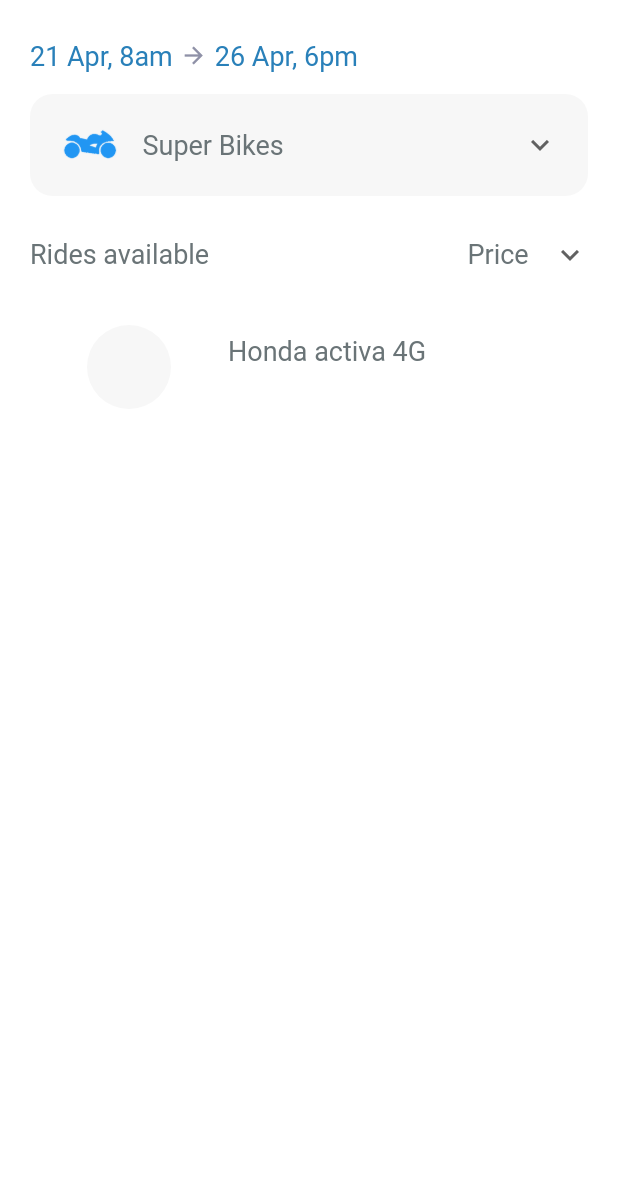
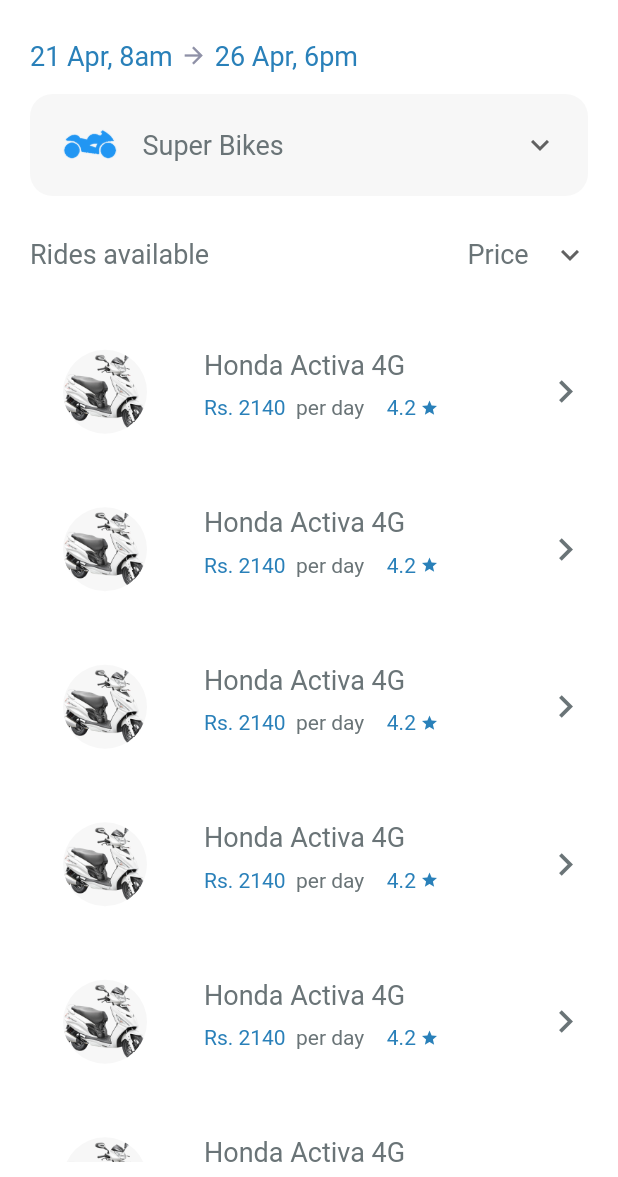
Before and after one commit to codingbbq/bike_rental_app, a Flutter app: the SearchBikeList screen opened by its route, on a phone screen of 412 x 824 dp, the part 59-1236 px from its top. Run offline on Flutter 3.47's test engine with Material 2 defaults, Android fonts, the phone set to English and light mode, and no system bars.

Commit message:
Bike search and bike profile page

```diff
--- /dev/null
+++ b/lib/models/search_bikes.dart
@@ -0,0 +1,143 @@
+class BikeSearch {
+  final String name;
+  final int price;
+  final double rating;
+  final List<String> images;
+  final String about;
+  final String location;
+  final String terms;
+
+  BikeSearch({
+    this.name,
+    this.price,
+    this.rating,
+    this.images,
+    this.about,
+    this.location,
+    this.terms
+  });
+}
+
+final BikeSearch bikeone = BikeSearch(
+  name: "Honda Activa 4G",
+  price: 2140,
+  rating: 4.2,
+  images: [
+    "assets/images/bikes/activa.png",
+    "assets/images/bikes/activa2.png",
+    "assets/images/bikes/activa3.png",
+  ],
+  about: "Lorem Ipsum is simply dummy text of the printing and typesetting industry. Lorem Ipsum has been the industry's standard dummy text ever since the 1500s, when an unknown printer took a galley of type and scrambled it to make a type specimen book. It has survived not only five centuries, but also the leap into electronic typesetting, remaining essentially unchanged. ",
+  location: "randomised words which don't look even slightly",
+  terms: "It is a long established fact that a reader will be distracted by the readable content of a page when looking at its layout. The point of using Lorem Ipsum is that it has a more-or-less normal distribution of letters, as opposed to using 'Content here, content here', making it look like readable English. Many desktop publishing packages and web page editors now use Lorem Ipsum as their default model text, and a search for 'lorem ipsum' will uncover many web sites still in their infancy. "
+);
+
+
+final BikeSearch biketwo = BikeSearch(
+  name: "Honda Activa 4G",
+  price: 2140,
+  rating: 4.2,
+  images: [
+    "assets/images/bikes/activa.png",
+    "assets/images/bikes/activa2.png",
+    "assets/images/bikes/activa3.png",
+  ],
+  about: "Lorem Ipsum is simply dummy text of the printing and typesetting industry. Lorem Ipsum has been the industry's standard dummy text ever since the 1500s, when an unknown printer took a galley of type and scrambled it to make a type specimen book. It has survived not only five centuries, but also the leap into electronic typesetting, remaining essentially unchanged. ",
+  location: "randomised words which don't look even slightly",
+  terms: "It is a long established fact that a reader will be distracted by the readable content of a page when looking at its layout. The point of using Lorem Ipsum is that it has a more-or-less normal distribution of letters, as opposed to using 'Content here, content here', making it look like readable English. Many desktop publishing packages and web page editors now use Lorem Ipsum as their default model text, and a search for 'lorem ipsum' will uncover many web sites still in their infancy. "
+);
+
+final BikeSearch bikethree = BikeSearch(
+  name: "Honda Activa 4G",
+  price: 2140,
+  rating: 4.2,
+  images: [
+    "assets/images/bikes/activa.png",
+    "assets/images/bikes/activa2.png",
+    "assets/images/bikes/activa3.png",
+  ],
+  about: "Lorem Ipsum is simply dummy text of the printing and typesetting industry. Lorem Ipsum has been the industry's standard dummy text ever since the 1500s, when an unknown printer took a galley of type and scrambled it to make a type specimen book. It has survived not only five centuries, but also the leap into electronic typesetting, remaining essentially unchanged. ",
+  location: "randomised words which don't look even slightly",
+  terms: "It is a long established fact that a reader will be distracted by the readable content of a page when looking at its layout. The point of using Lorem Ipsum is that it has a more-or-less normal distribution of letters, as opposed to using 'Content here, content here', making it look like readable English. Many desktop publishing packages and web page editors now use Lorem Ipsum as their default model text, and a search for 'lorem ipsum' will uncover many web sites still in their infancy. "
+);
+
+final BikeSearch bikefour = BikeSearch(
+  name: "Honda Activa 4G",
+  price: 2140,
+  rating: 4.2,
+  images: [
+    "assets/images/bikes/activa.png",
+    "assets/images/bikes/activa2.png",
+    "assets/images/bikes/activa3.png",
+  ],
+  about: "Lorem Ipsum is simply dummy text of the printing and typesetting industry. Lorem Ipsum has been the industry's standard dummy text ever since the 1500s, when an unknown printer took a galley of type and scrambled it to make a type specimen book. It has survived not only five centuries, but also the leap into electronic typesetting, remaining essentially unchanged. ",
+  location: "randomised words which don't look even slightly",
+  terms: "It is a long established fact that a reader will be distracted by the readable content of a page when looking at its layout. The point of using Lorem Ipsum is that it has a more-or-less normal distribution of letters, as opposed to using 'Content here, content here', making it look like readable English. Many desktop publishing packages and web page editors now use Lorem Ipsum as their default model text, and a search for 'lorem ipsum' will uncover many web sites still in their infancy. "
+);
+
+final BikeSearch bikefive = BikeSearch(
+  name: "Honda Activa 4G",
+  price: 2140,
+  rating: 4.2,
+  images: [
+    "assets/images/bikes/activa.png",
+    "assets/images/bikes/activa2.png",
+    "assets/images/bikes/activa3.png",
+  ],
+  about: "Lorem Ipsum is simply dummy text of the printing and typesetting industry. Lorem Ipsum has been the industry's standard dummy text ever since the 1500s, when an unknown printer took a galley of type and scrambled it to make a type specimen book. It has survived not only five centuries, but also the leap into electronic typesetting, remaining essentially unchanged. ",
+  location: "randomised words which don't look even slightly",
+  terms: "It is a long established fact that a reader will be distracted by the readable content of a page when looking at its layout. The point of using Lorem Ipsum is that it has a more-or-less normal distribution of letters, as opposed to using 'Content here, content here', making it look like readable English. Many desktop publishing packages and web page editors now use Lorem Ipsum as their default model text, and a search for 'lorem ipsum' will uncover many web sites still in their infancy. "
+);
+
+final BikeSearch bikesix = BikeSearch(
+  name: "Honda Activa 4G",
+  price: 2140,
+  rating: 4.2,
+  images: [
+    "assets/images/bikes/activa.png",
+    "assets/images/bikes/activa2.png",
+    "assets/images/bikes/activa3.png",
+  ],
+  about: "Lorem Ipsum is simply dummy text of the printing and typesetting industry. Lorem Ipsum has been the industry's standard dummy text ever since the 1500s, when an unknown printer took a galley of type and scrambled it to make a type specimen book. It has survived not only five centuries, but also the leap into electronic typesetting, remaining essentially unchanged. ",
+  location: "randomised words which don't look even slightly",
+  terms: "It is a long established fact that a reader will be distracted by the readable content of a page when looking at its layout. The point of using Lorem Ipsum is that it has a more-or-less normal distribution of letters, as opposed to using 'Content here, content here', making it look like readable English. Many desktop publishing packages and web page editors now use Lorem Ipsum as their default model text, and a search for 'lorem ipsum' will uncover many web sites still in their infancy. "
+);
+
+final BikeSearch bikeseven = BikeSearch(
+  name: "Honda Activa 4G",
+  price: 2140,
+  rating: 4.2,
+  images: [
+    "assets/images/bikes/activa.png",
+    "assets/images/bikes/activa2.png",
+    "assets/images/bikes/activa3.png",
+  ],
+  about: "Lorem Ipsum is simply dummy text of the printing and typesetting industry. Lorem Ipsum has been the industry's standard dummy text ever since the 1500s, when an unknown printer took a galley of type and scrambled it to make a type specimen book. It has survived not only five centuries, but also the leap into electronic typesetting, remaining essentially unchanged. ",
+  location: "randomised words which don't look even slightly",
+  terms: "It is a long established fact that a reader will be distracted by the readable content of a page when looking at its layout. The point of using Lorem Ipsum is that it has a more-or-less normal distribution of letters, as opposed to using 'Content here, content here', making it look like readable English. Many desktop publishing packages and web page editors now use Lorem Ipsum as their default model text, and a search for 'lorem ipsum' will uncover many web sites still in their infancy. "
+);
+
+final BikeSearch bikeeight = BikeSearch(
+  name: "Honda Activa 4G",
+  price: 2140,
+  rating: 4.2,
+  images: [
+    "assets/images/bikes/activa.png",
+    "assets/images/bikes/activa2.png",
+    "assets/images/bikes/activa3.png",
+  ],
+  about: "Lorem Ipsum is simply dummy text of the printing and typesetting industry. Lorem Ipsum has been the industry's standard dummy text ever since the 1500s, when an unknown printer took a galley of type and scrambled it to make a type specimen book. It has survived not only five centuries, but also the leap into electronic typesetting, remaining essentially unchanged. ",
+  location: "randomised words which don't look even slightly",
+  terms: "It is a long established fact that a reader will be distracted by the readable content of a page when looking at its layout. The point of using Lorem Ipsum is that it has a more-or-less normal distribution of letters, as opposed to using 'Content here, content here', making it look like readable English. Many desktop publishing packages and web page editors now use Lorem Ipsum as their default model text, and a search for 'lorem ipsum' will uncover many web sites still in their infancy. "
+);
+
+final List<BikeSearch> bikefound = [
+  bikeone,
+  biketwo,
+  bikethree,
+  bikefour,
+  bikefive,
+  bikesix,
+  bikeseven,
+  bikeeight
+];
--- /dev/null
+++ b/lib/screens/searchbike_page/bike_list.dart
@@ -0,0 +1,85 @@
+import 'package:bike_rental_app/models/search_bikes.dart';
+import 'package:flutter/material.dart';
+
+class BikeFound extends StatelessWidget {
+
+  final BikeSearch bike;
+  BikeFound({ this.bike });
+
+  @override
+  Widget build(BuildContext context) {
+
+    var themeColor = Theme.of(context).accentColor;
+    var textStyle = TextStyle(color: themeColor, fontSize: 18.0);
+    return ListTile(
+      contentPadding: const EdgeInsets.symmetric(vertical: 20),
+      leading: Container(
+        width: 100,
+        height: 200,
+        decoration: BoxDecoration(
+          color: Color(0xFFF7F7F7),
+          image: DecorationImage(
+            image: AssetImage(bike.images[0])
+          ),
+          shape: BoxShape.circle
+        ),
+      ),
+      title: Text(
+        bike.name,
+        style: textStyle,
+      ),
+      subtitle: Container(
+        child: Padding(
+          padding: const EdgeInsets.symmetric(vertical: 10.0),
+          child: Row(
+            children: <Widget>[
+              RichText(
+                text: TextSpan(
+                  children: <TextSpan>[
+                  TextSpan(
+                      text: '${'Rs.'} ${bike.price.toString()} ',
+                      style: TextStyle(
+                        color: Color(0xFF2980b9),
+                        fontSize: 14.0
+                      )
+                  ),
+                  TextSpan(
+                      text: " per day",
+                      style: TextStyle(
+                        color: themeColor,
+                        fontSize: 14.0
+                    )
+                  )
+                  ]
+                ),
+              ),
+              SizedBox(
+                width: 15.0,
+              ),
+              Text(
+                bike.rating.toString(),
+                style: TextStyle(color: Color(0xFF2980b9)),
+              ),
+              SizedBox(
+                width: 3.0,
+              ),
+              Icon(
+                Icons.star,
+                color: Color(0xFF2980b9),
+                size: 12.0,
+              )
+            ],
+          ),
+        ),
+      ),
+      trailing: Icon(
+        Icons.keyboard_arrow_right,
+        size: 30.0,
+        color: themeColor,
+      ),
+      onTap: () {
+        Navigator.pushNamed(context, '/bike', arguments: bike);
+      },
+    );
+  }
+}
--- a/lib/screens/searchbike_page/search_bike.dart
+++ b/lib/screens/searchbike_page/search_bike.dart
@@ -1,4 +1,6 @@
 import 'package:bike_rental_app/models/bike_selection.dart';
+import 'package:bike_rental_app/models/search_bikes.dart';
+import 'package:bike_rental_app/screens/searchbike_page/bike_list.dart';
 import 'package:flutter/material.dart';
 
 class SearchBikeList extends StatelessWidget {
@@ -7,7 +9,8 @@ class SearchBikeList extends StatelessWidget {
 
     BikeSelection _bikeSelection = bikes[0];
 
-    var textStyle = TextStyle(color: Theme.of(context).accentColor, fontSize: 18.0);
+    var themeColor = Theme.of(context).accentColor;
+    var textStyle = TextStyle(color: themeColor, fontSize: 18.0);
         return Scaffold(
           appBar: AppBar(
             title: Text("Chennai, India"),
@@ -16,8 +19,6 @@ class SearchBikeList extends StatelessWidget {
           body: Padding(
             padding: const EdgeInsets.symmetric(horizontal : 20.0, vertical: 10.0),
             child: Container(
-              child: SingleChildScrollView(
-                scrollDirection: Axis.vertical,
               child: Column(
                 children: <Widget>[
 
@@ -81,7 +82,7 @@ class SearchBikeList extends StatelessWidget {
                                 Text(
                                   b.bike,
                                   style: TextStyle(
-                                      color: Theme.of(context).accentColor,
+                                    color: themeColor,
                                     fontSize: 18.0
                                   ),
                                 ),
@@ -130,34 +131,15 @@ class SearchBikeList extends StatelessWidget {
 
               SizedBox(height: 15.0,),
 
-                ListView(
-                  shrinkWrap: true,
-                  children: <Widget>[
-                    ListTile(
-                      leading: Container(
-                        width: 100,
-                        decoration: BoxDecoration(
-                          color: Color(0xFFF7F7F7),
-                          shape: BoxShape.circle
-                        ),
-                      ),
-                      title: Text(
-                        "Honda activa 4G",
-                        style: textStyle,
-                      ),
-                      subtitle: Container(
-                        child: Row(
-                          children: <Widget>[
-
-                          ],
-                        ),
+              Expanded(
+                child: ListView.builder(
+                  itemCount: bikefound.length,
+                  itemBuilder: (BuildContext context, int index){
+                    return BikeFound(bike: bikefound[index]);
+                  },
                 ),
               )
                 ],
-                )
-
-              ],
-            ),
             ),
         ),
       ),
--- a/pubspec.yaml
+++ b/pubspec.yaml
@@ -45,6 +45,7 @@ flutter:
   # To add assets to your application, add an assets section, like this:
   assets:
    - assets/images/
+   - assets/images/bikes/
 
 
   # An image asset can refer to one or more resolution-specific "variants", see
```
Also changed, not shown: lib/screens/bike_page/bike.dart (+140 -2 lines), assets/images/bikes/activa.png (added), assets/images/bikes/activa2.png (added), assets/images/bikes/activa3.png (added). Lines whose indentation alone changed are shown as unchanged.
